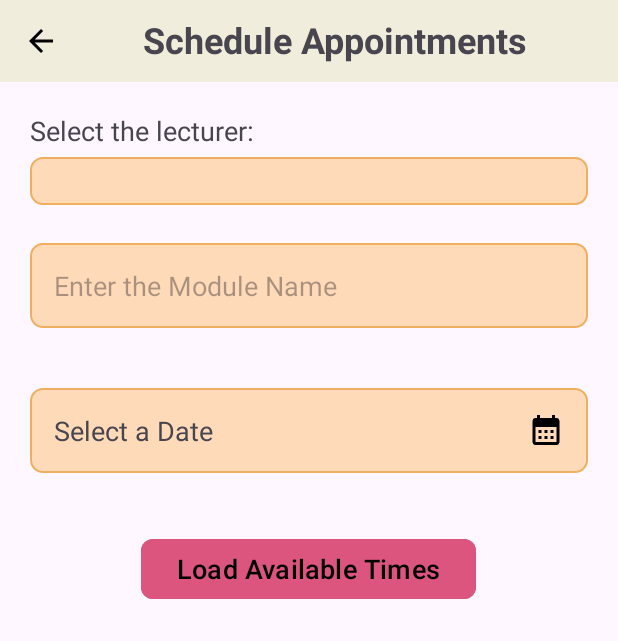
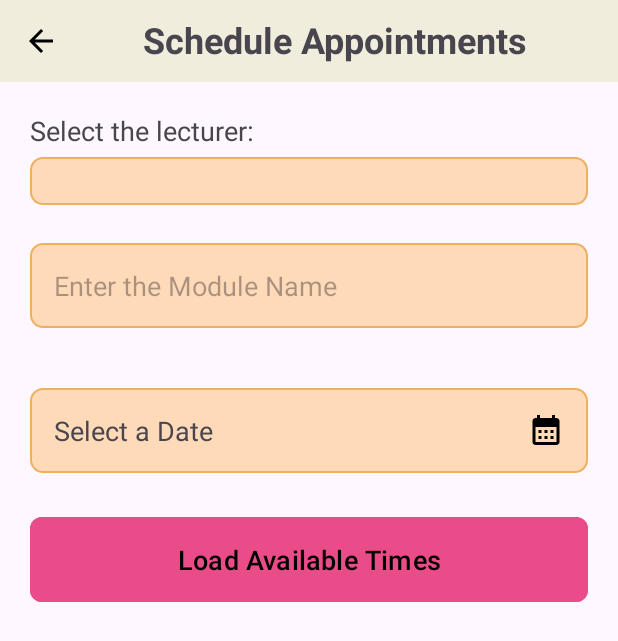
Before and after one commit to Payal429/MeetMe_StudentApp_Group1_, an Android app: the BookAppointmentActivity screen opened directly, with no data from a screen before it, on a phone screen of 412 x 824 dp. Shown: the top 641 px of the screen. Run offline under Robolectric (Android 15) with nearby library versions, the phone set to English and light mode, and no system bars; our stand-ins replace Firebase (no records; nobody signed in at launch, a user with empty details on screens opened directly); libraries missing offline, so code that uses them is left out: com.applandeo.materialcalendarview; plain views replace CalendarView; 5 statements that could not run were skipped.

Commit message:
Adding New Features

```diff
--- a/app/src/main/res/layout/activity_appointments.xml
+++ b/app/src/main/res/layout/activity_appointments.xml
@@ -4,7 +4,7 @@
     xmlns:app="http://schemas.android.com/apk/res-auto"
     android:orientation="vertical"
     android:layout_width="match_parent"
-    android:background="@drawable/gradient_background_color_option_two"
+    android:background="@drawable/gradient_background_color"
     android:layout_height="match_parent">
     <!-- Header -->
     <LinearLayout
--- a/app/src/main/res/layout/activity_book_appointment.xml
+++ b/app/src/main/res/layout/activity_book_appointment.xml
@@ -100,24 +100,35 @@
                 android:visibility="gone"
                 app:headerColor="@color/orange" /> <!-- Initially hidden -->
 
+
             <Button
                 android:id="@+id/loadSlotsButton"
-                android:text="Load Available Times"
-                android:layout_width="wrap_content"
+                android:padding="16dp"
+                android:textSize="18sp"
+                android:layout_width="match_parent"
+                android:layout_height="wrap_content"
                 android:layout_gravity="center_horizontal"
-                android:layout_height="wrap_content"
-                android:textSize="18sp"
+                android:layout_marginTop="5dp"
+                android:layout_marginBottom="20dp"
+                android:layout_marginStart="20dp"
+                android:layout_marginEnd="20dp"
+                android:backgroundTint="#EA4C89"
+                app:cornerRadius="8dp"
                 android:textColor="@color/black"
-                android:backgroundTint="#DC557E"
-                app:cornerRadius="8dp"
-                android:layout_margin="20dp"/>
+                android:text="Load Available Times"/>
 
-            <ListView
-                android:id="@+id/slotsListView"
+            <LinearLayout
                 android:layout_width="match_parent"
                 android:layout_height="match_parent"
-                android:textSize="18sp"
-                android:layout_marginTop="10dp"/>
+                android:orientation="vertical">
+
+                <ListView
+                    android:id="@+id/slotsListView"
+                    android:layout_width="match_parent"
+                    android:layout_height="185dp"
+                    android:layout_marginTop="10dp"
+                    android:textSize="18sp" />
+            </LinearLayout>
 
             <TextView
                 android:id="@+id/statusText"
--- a/app/src/main/res/layout/activity_cancel_appointment.xml
+++ b/app/src/main/res/layout/activity_cancel_appointment.xml
@@ -1,8 +1,8 @@
 <LinearLayout xmlns:android="http://schemas.android.com/apk/res/android"
     android:layout_width="match_parent"
-    android:layout_height="wrap_content"
+    android:layout_height="match_parent"
     xmlns:app="http://schemas.android.com/apk/res-auto"
-    android:background="@drawable/gradient_background_color_option_two"
+    android:background="@drawable/gradient_background_color"
     android:orientation="vertical">
 
     <!-- Header -->
```
Also changed, not shown: app/src/main/res/layout/activity_reschedule.xml (+42 -5 lines).
